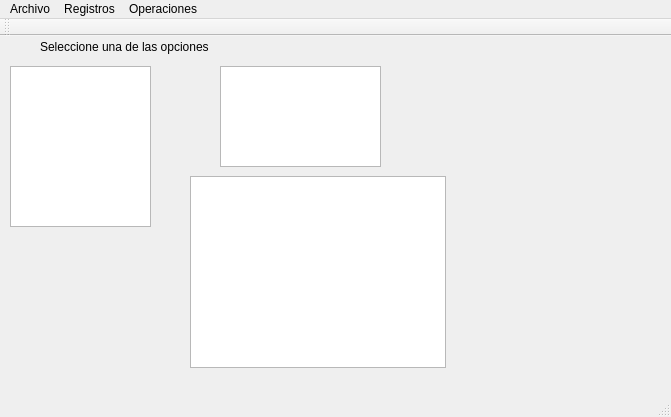
Old version of the form mainwindow.ui in the repository JoedHernandez1995/Proyecto_FileStructures.
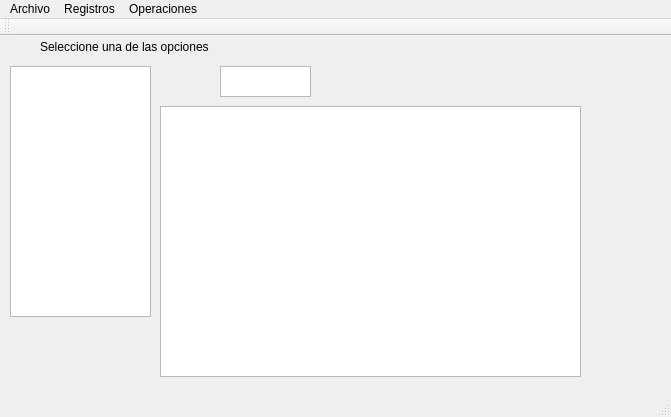
New version of the form.

The edit to the form file:
```diff
--- a/mainwindow.ui
+++ b/mainwindow.ui
@@ -23,7 +23,7 @@
       <x>10</x>
       <y>30</y>
       <width>141</width>
-      <height>161</height>
+      <height>251</height>
      </rect>
     </property>
    </widget>
@@ -45,8 +45,8 @@
      <rect>
       <x>220</x>
       <y>30</y>
-      <width>161</width>
-      <height>101</height>
+      <width>91</width>
+      <height>31</height>
      </rect>
     </property>
     <property name="rowCount">
@@ -56,10 +56,10 @@
    <widget class="QTextBrowser" name="browserImpresion">
     <property name="geometry">
      <rect>
-      <x>190</x>
-      <y>140</y>
-      <width>256</width>
-      <height>192</height>
+      <x>160</x>
+      <y>70</y>
+      <width>421</width>
+      <height>271</height>
      </rect>
     </property>
    </widget>
```
